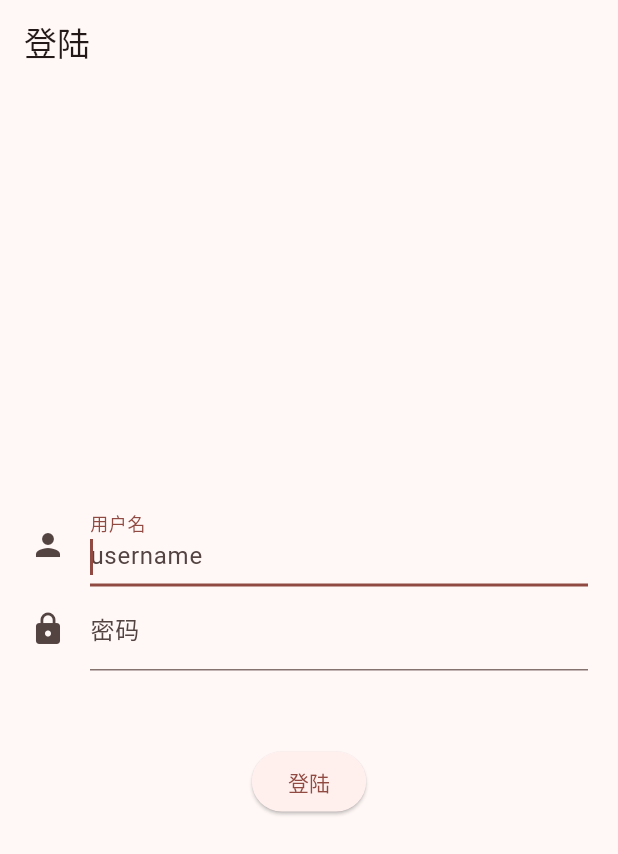
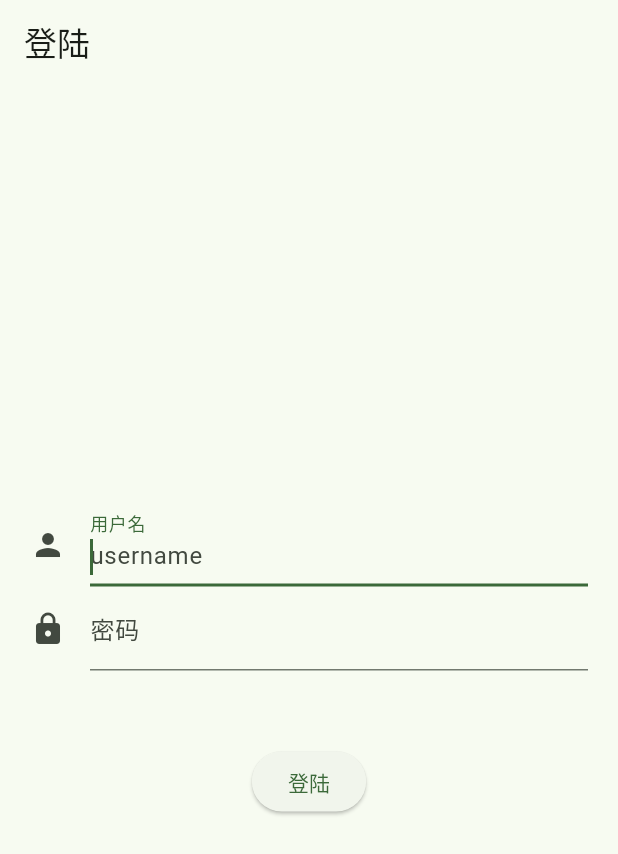
Before and after one commit to sparksworld/Bracket, a Flutter app: the screen it shows after launch, on a phone screen of 412 x 824 dp. Shown: the top 854 px of the screen. Run offline on Flutter 3.47's test engine with Material 3 defaults, Android fonts, the phone set to English and light mode, and no system bars; our stand-ins replace flutter_native_splash, google_fonts, material_color_utilities, shared_preferences.

Commit message:
Modified variable

```diff
--- a/lib/main.dart
+++ b/lib/main.dart
@@ -8,7 +8,7 @@ void main() async {
   FlutterNativeSplash.preserve(widgetsBinding: widgetsBinding);
 
   /// 初始持久化数据
-  await PreferenceUtils.getInstance();
+  await PreferenceUtil.getInstance();
   // PreferenceUtils.clear();
 
   Future.delayed(const Duration(seconds: 3), () {
@@ -17,7 +17,7 @@ void main() async {
       MultiProvider(
         providers: [
           ChangeNotifierProvider<Global>(
-            create: (_) => Global(),
+            create: (_) => Global(_),
           ),
           ChangeNotifierProvider<Profile>(
             create: (_) => Profile(),
@@ -32,24 +32,28 @@ void main() async {
 class MyApp extends StatelessWidget {
   const MyApp({super.key});
 
+  ThemeData? themeData(BuildContext context, theme) {
+    switch (theme) {
+      case ITheme.dark:
+        return ThemeProvider(context).dark();
+      case ITheme.light:
+        return ThemeProvider(context).light();
+      default:
+        return ThemeProvider(context).theme();
+    }
+  }
+
   @override
   Widget build(BuildContext context) {
     final global = context.watch<Global>();
 
-    // print(global.theme);
-
     SparkPxFit.initialize(context);
-
-    final settings = ThemeSettings(
-      sourceColor: Colors.red,
-      themeMode: ThemeMode.light,
-    );
 
     return MaterialApp(
       title: 'Bracket',
-      theme: ThemeProvider(settings).theme(context),
+      theme: themeData(context, global.theme),
       navigatorKey: MYRouter.navigatorKey,
-      initialRoute: MYRouter.homePath,
+      initialRoute: MYRouter.homePagePath,
       onGenerateRoute: MYRouter.generateRoute,
       onUnknownRoute: MYRouter.unknownRoute,
     );
--- a/lib/route.dart
+++ b/lib/route.dart
@@ -15,34 +15,34 @@ class SparkRoute {
 }
 
 class MYRouter {
-  static String homePath = '/';
-  static String splashPath = '/splash';
-  static String loginPath = '/login';
-  static String aboutPath = '/about';
-  static String unknownPath = '/unknown';
-  static String settingPath = '/setting';
+  static String homePagePath = '/';
+  static String splashPagePath = '/splash';
+  static String loginPagePath = '/login';
+  static String aboutPagePath = '/about';
+  static String unknownPagePath = '/unknown';
+  static String settingPagePath = '/setting';
   static String themePagePath = '/theme_page';
 
-  static String get initialRoute => homePath;
+  static String get initialRoute => homePagePath;
 
   static final GlobalKey<NavigatorState> navigatorKey =
       GlobalKey<NavigatorState>();
 
   static Map<String, SparkRoute> routeTables = {
     //启动页
-    splashPath: SparkRoute(noAuth: true, builder: const Splash()),
+    splashPagePath: SparkRoute(noAuth: true, builder: const Splash()),
     //登录
-    loginPath: SparkRoute(noAuth: false, builder: const Login()),
+    loginPagePath: SparkRoute(noAuth: false, builder: const Login()),
     //首页
-    homePath: SparkRoute(builder: const Home()),
+    homePagePath: SparkRoute(builder: const Home()),
 
     //设置
-    settingPath: SparkRoute(builder: Setting()),
+    settingPagePath: SparkRoute(builder: Setting()),
 
     //主题
     themePagePath: SparkRoute(builder: ThemePage()),
     // 未知
-    unknownPath: SparkRoute(builder: const Unknown()),
+    unknownPagePath: SparkRoute(builder: const Unknown()),
   };
 
   ///路由拦截
--- a/lib/shared/theme.dart
+++ b/lib/shared/theme.dart
@@ -2,9 +2,15 @@ import 'package:flutter/material.dart';
 import 'package:material_color_utilities/material_color_utilities.dart';
 
 class ThemeProvider {
-  ThemeProvider(this.settings);
+  BuildContext context;
+  late ThemeSettings settings;
 
-  final ThemeSettings settings;
+  ThemeProvider(this.context) {
+    settings = ThemeSettings(
+      sourceColor: Colors.green,
+      themeMode: ThemeMode.light,
+    );
+  }
 
   final pageTransitionsTheme = const PageTransitionsTheme(
     builders: <TargetPlatform, PageTransitionsBuilder>{
@@ -15,7 +21,11 @@ class ThemeProvider {
 
   Color blend(Color targetColor) {
     return Color(
-        Blend.harmonize(targetColor.value, settings.sourceColor.value));
+      Blend.harmonize(
+        targetColor.value,
+        settings.sourceColor.value,
+      ),
+    );
   }
 
   Color source(Color? target) {
@@ -137,7 +147,7 @@ class ThemeProvider {
     );
   }
 
-  ThemeData theme(BuildContext context, [Color? targetColor]) {
+  ThemeData theme([Color? targetColor]) {
     final brightness = MediaQuery.of(context).platformBrightness;
     return brightness == Brightness.light
         ? light(targetColor)
--- a/lib/store/global.dart
+++ b/lib/store/global.dart
@@ -1,36 +1,49 @@
-import 'package:bracket/utils/preference.dart';
+import 'package:bracket/plugins.dart';
+import 'package:bracket/shared/theme.dart';
+// import 'package:bracket/utils/preference.dart';
 import 'package:flutter/foundation.dart';
 
 enum ITheme { unknow, dark, light }
 
 extension IThemeExtension on ITheme {
-  String get value {
+  String? get value {
     switch (this) {
       case ITheme.dark:
-        return 'dark';
+        return "dark";
       case ITheme.light:
-        return 'light';
+        return "light";
       default:
-        return 'dark';
+        return null;
     }
   }
 }
 
+final settings = ThemeSettings(
+  sourceColor: Colors.black,
+  themeMode: ThemeMode.light,
+);
+
 class Global with ChangeNotifier, DiagnosticableTreeMixin {
-  String _theme = ITheme.light.value;
-  String get theme => _theme;
+  late BuildContext context;
+  String? _theme = ITheme.light.value;
+  String? get theme => _theme;
 
-  Global() {
-    String? data = PreferenceUtils.getString('theme');
+  Global(this.context) {
+    String? data = PreferenceUtil.getString('theme');
 
     if (data != null && data.isNotEmpty) {
       setTheme(data);
     }
   }
 
+  // GlobalKey<NavigatorState> navigatorKey = MYRouter.navigatorKey;
+  // BuildContext context = navigatorKey.currentState!.context;
+  // ThemeData _theme = ThemeProvider(settings).theme(context);
+  // ThemeData get theme => _theme;
+
   void setTheme(String theme) async {
     _theme = theme;
-    await PreferenceUtils.setString('theme', theme);
+    await PreferenceUtil.setString('theme', theme);
     notifyListeners();
   }
 
--- a/lib/store/profile.dart
+++ b/lib/store/profile.dart
@@ -7,7 +7,7 @@ class Profile with ChangeNotifier, DiagnosticableTreeMixin {
   User? get user => _user;
 
   Profile() {
-    Map<String, dynamic>? data = PreferenceUtils.getMap('profile');
+    Map<String, dynamic>? data = PreferenceUtil.getMap('profile');
 
     if (data != null && data.isNotEmpty) {
       setData(data);
@@ -16,16 +16,16 @@ class Profile with ChangeNotifier, DiagnosticableTreeMixin {
 
   void clearUser() {
     _user = null;
-    PreferenceUtils.remove('profile');
+    PreferenceUtil.remove('profile');
     MYRouter.navigatorKey.currentState
-        ?.pushNamedAndRemoveUntil(MYRouter.loginPath, (route) => false);
+        ?.pushNamedAndRemoveUntil(MYRouter.loginPagePath, (route) => false);
     notifyListeners();
   }
 
   void setData(Map<String, dynamic> data) async {
     _user = User.fromJson(data);
 
-    await PreferenceUtils.setMap('profile', data);
+    await PreferenceUtil.setMap('profile', data);
     notifyListeners();
   }
 
--- a/lib/utils/preference.dart
+++ b/lib/utils/preference.dart
@@ -1,14 +1,14 @@
 import 'dart:convert';
 import 'package:shared_preferences/shared_preferences.dart';
 
-class PreferenceUtils {
-  PreferenceUtils._internal();
-  factory PreferenceUtils() => _instance;
+class PreferenceUtil {
+  PreferenceUtil._internal();
+  factory PreferenceUtil() => _instance;
 
-  static final PreferenceUtils _instance = PreferenceUtils._internal();
+  static final PreferenceUtil _instance = PreferenceUtil._internal();
   static late SharedPreferences _preferences;
 
-  static Future<PreferenceUtils> getInstance() async {
+  static Future<PreferenceUtil> getInstance() async {
     _preferences = await SharedPreferences.getInstance();
     return _instance;
   }
--- a/lib/views/home/index.dart
+++ b/lib/views/home/index.dart
@@ -20,9 +20,9 @@ class _HomeState extends State<Home> {
     if (mounted) {
       _bottomAppBarIndex = 0;
       _pages = [
-        Recommend(),
-        Classify(),
-        UserCenter(),
+        const Recommend(),
+        const Classify(),
+        const UserCenter(),
       ];
       super.initState();
     }
--- a/lib/views/home/tabs/classify.dart
+++ b/lib/views/home/tabs/classify.dart
@@ -11,7 +11,7 @@ class _ClassifyState extends State<Classify> {
   @override
   Widget build(BuildContext context) {
     return Container(
-      child: Text('dawdawdaw'),
+      child: const Text('dawdawdaw'),
     );
   }
 }
--- a/lib/views/login.dart
+++ b/lib/views/login.dart
@@ -86,7 +86,7 @@ class _LoginState extends State<Login> {
                           // );
 
                           Navigator.of(context).pushNamedAndRemoveUntil(
-                              MYRouter.homePath, (route) => false);
+                              MYRouter.homePagePath, (route) => false);
                         }
 
                         // print(_formKey.currentState?.validate());
--- a/lib/views/splash.dart
+++ b/lib/views/splash.dart
@@ -44,7 +44,7 @@ class _SplashPageState extends State<Splash> {
 
   void navigationPage() {
     Navigator.of(context)
-        .pushNamedAndRemoveUntil(MYRouter.homePath, (route) => false);
+        .pushNamedAndRemoveUntil(MYRouter.homePagePath, (route) => false);
     // Navigator.of(context).pushAndRemoveUntil(
     //   PageRouteBuilder(
     //     transitionDuration: const Duration(milliseconds: 200), //动画时间为500毫秒
@@ -78,7 +78,7 @@ class _SplashPageState extends State<Splash> {
           decoration: BoxDecoration(
               border: Border.all(color: const Color.fromRGBO(133, 0, 0, 1))),
           child: Column(children: [
-            Text(context.watch<Global>().theme),
+            // Text(context.watch<Global>().theme),
             // Text(context.watch<Setting>().user?.userName ?? ''),
             // Consumer<Setting>(builder: (context, value, child) {
             //   return Text("Child C number: ${value.theme}");
```
Also changed, not shown: lib/views/home/tabs/recommend.dart (+17 -17 lines), lib/views/home/tabs/user_center.dart (+4 -4 lines), lib/views/setting/index.dart (+8 -8 lines), lib/views/setting/theme_page.dart (+7 -7 lines), 3 other files.
